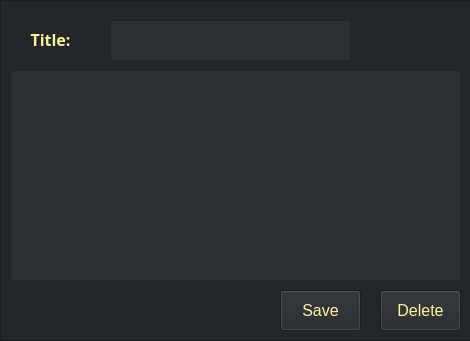
The window that UI_files/Notes/notes_create_form.ui (KuroNeko717/Cue) describes before a commit, drawn with Qt 5.
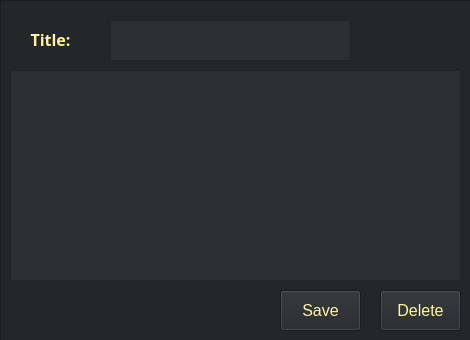
The same window after the commit.

Diff of the .ui file:
```diff
--- a/UI_files/Notes/notes_create_form.ui
+++ b/UI_files/Notes/notes_create_form.ui
@@ -7,9 +7,21 @@
     <x>0</x>
     <y>0</y>
     <width>470</width>
-    <height>341</height>
+    <height>340</height>
    </rect>
   </property>
+  <property name="minimumSize">
+   <size>
+    <width>470</width>
+    <height>340</height>
+   </size>
+  </property>
+  <property name="maximumSize">
+   <size>
+    <width>470</width>
+    <height>340</height>
+   </size>
+  </property>
   <property name="font">
    <font>
     <family>Arial</family>
```
